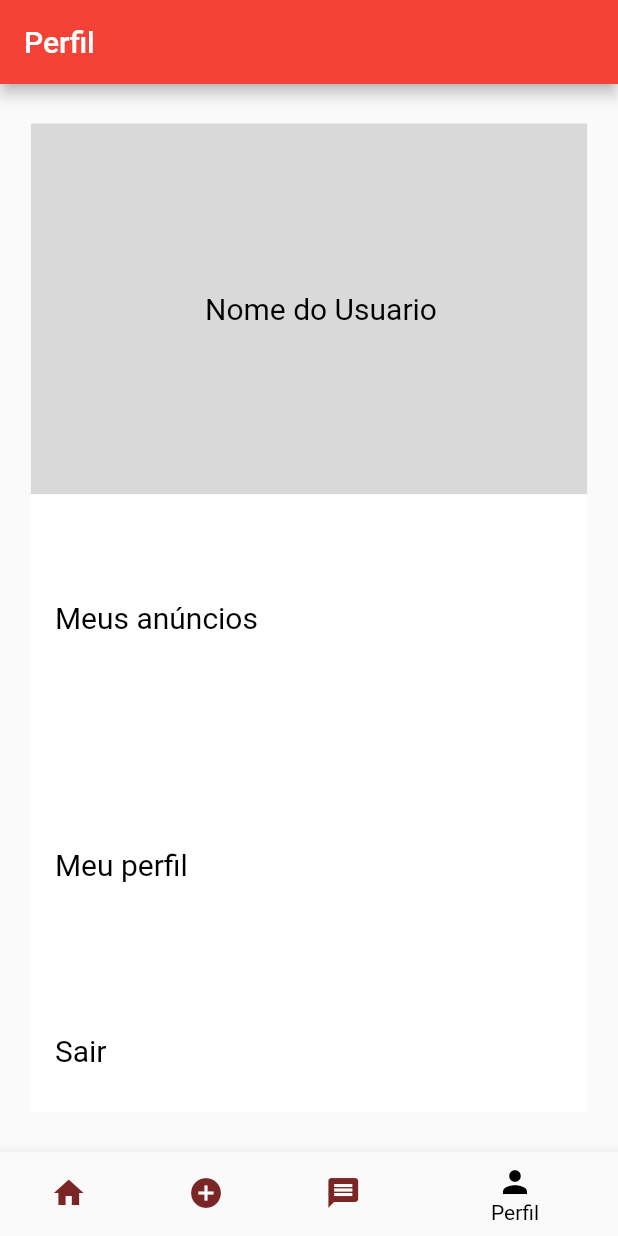
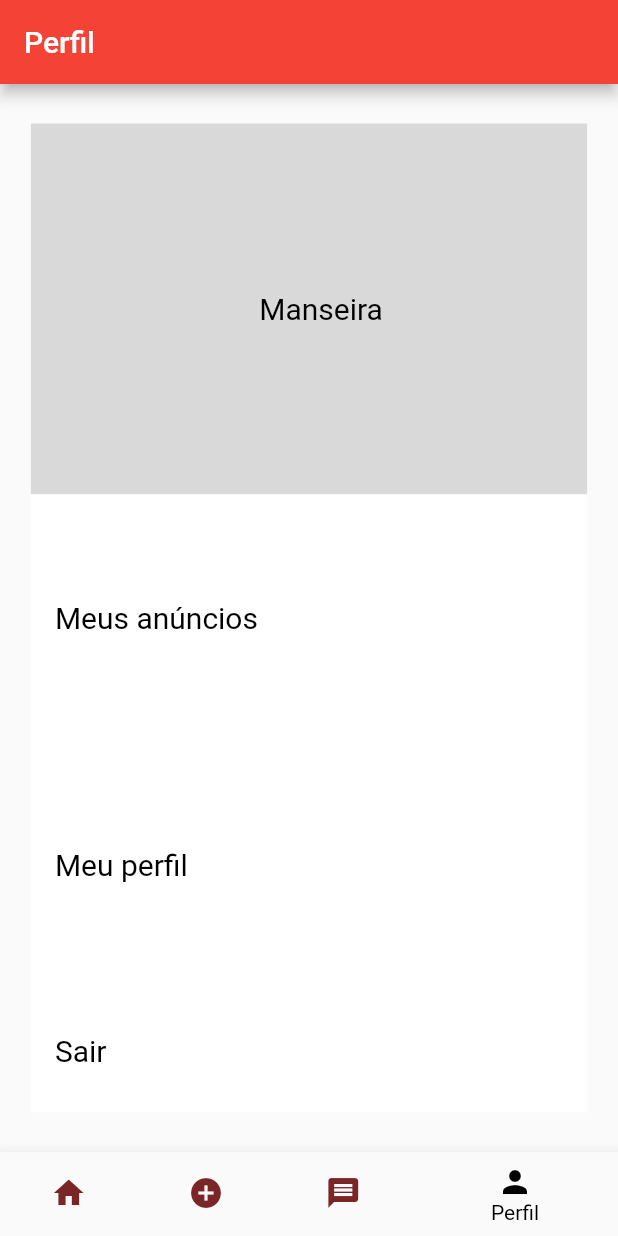
Before and after one commit to Wuelliton96/doa_se_App, a Flutter app: the HomePag screen opened directly, item 4 of the bottom bar chosen, on a phone screen of 412 x 824 dp. Run offline on Flutter 3.47's test engine with Material 2 defaults, Android fonts, the phone set to English and light mode, and no system bars; our stand-ins replace firebase_auth, firebase_core, firebase_storage, google_sign_in, image_picker; accounts and stored records are empty; network calls fail.

Commit message:
atualizando as informações

```diff
--- a/lib/main.dart
+++ b/lib/main.dart
@@ -24,7 +24,7 @@ class Doase extends StatelessWidget {
       theme: ThemeData(
         primarySwatch: Colors.red,
       ),
-      home: HomePag(), // Define a tela inicial como a tela de login
+      home: const Login(), // Define a tela inicial como a tela de login
     );
   }
 }
@@ -69,7 +69,7 @@ class _HomePagState extends State<HomePag> {
           ),
           BottomNavigationBarItem(
             icon: Icon(Icons.add_circle),
-            label: 'Anúncios',
+            label: 'Anúnciar',
           ),
           BottomNavigationBarItem(
             icon: Icon(Icons.message),
@@ -99,7 +99,7 @@ class HomePage extends StatelessWidget {
 class AdPage extends StatelessWidget {
   @override
   Widget build(BuildContext context) {
-    return Center(
+    return const Center(
       child: Inserir_anuncio(), // Exibe a página de inserção de anúncios
     );
   }
@@ -109,7 +109,7 @@ class AdPage extends StatelessWidget {
 class MessagesPage extends StatelessWidget {
   @override
   Widget build(BuildContext context) {
-    return Center(
+    return const Center(
       child: Text('Página de Mensagens'),
     );
   }
--- a/lib/usuario.dart
+++ b/lib/usuario.dart
@@ -13,7 +13,7 @@ class Usuario extends StatelessWidget {
           child: Column(
             mainAxisAlignment: MainAxisAlignment.center,
             children: <Widget>[
-              CustomCard('Nome do Usuario', Color(0xFFD9D9D9), 0.9, 0.3,
+              CustomCard('Manseira', Color(0xFFD9D9D9), 0.9, 0.3,
                   true), // Card 1 com 80% da largura
               CustomCard('Meus anúncios', Colors.white, 0.9,
                   0.2), // Card 2 com 60% da largura
```
